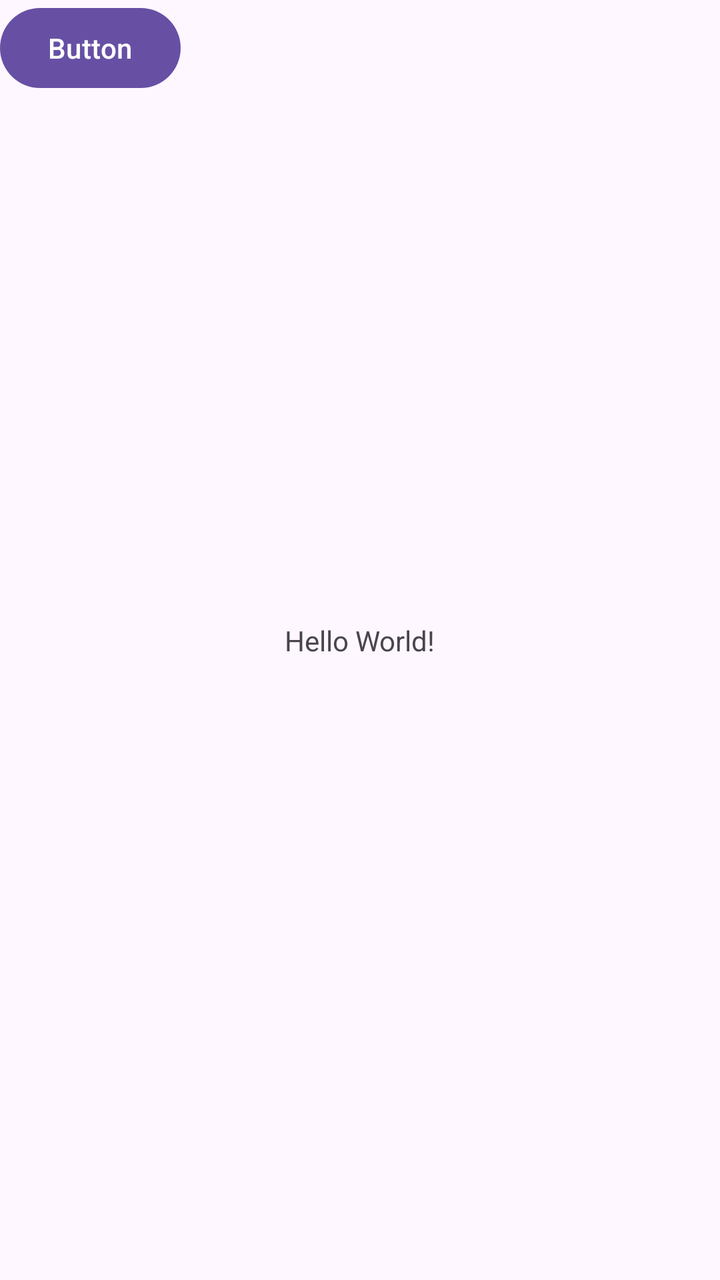
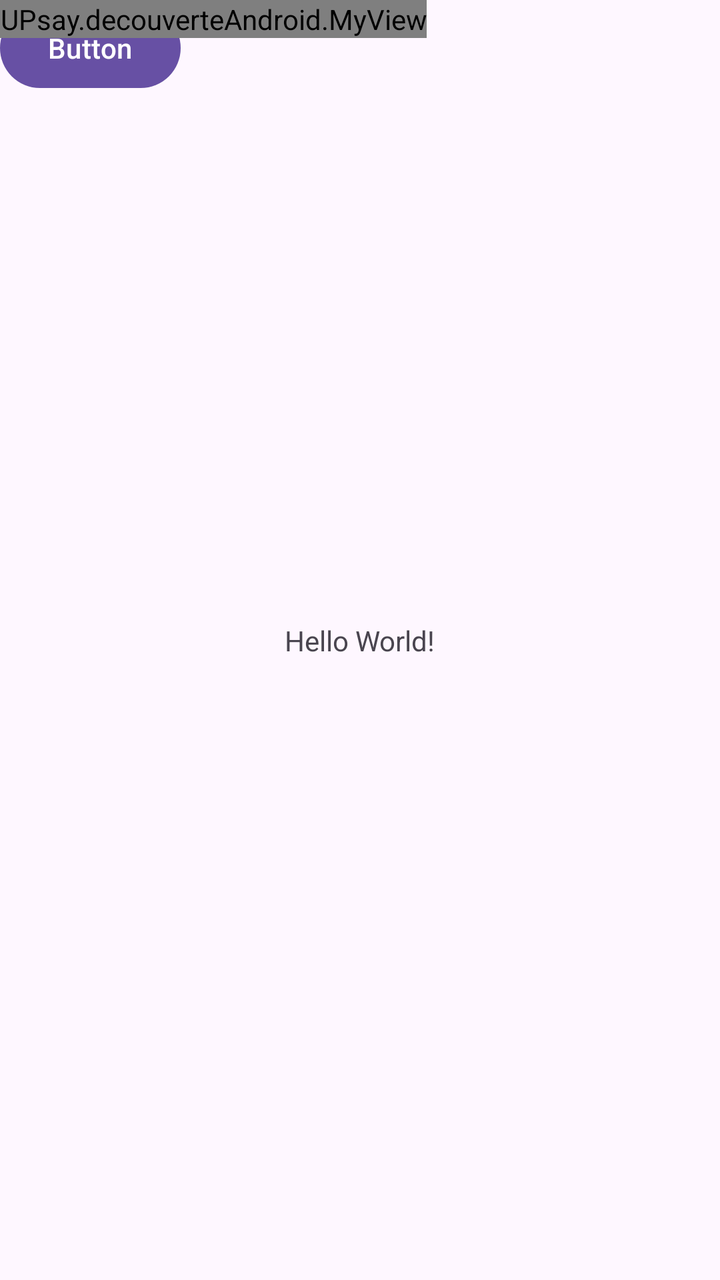

The first picture is an Android layout as it rendered before a commit; the second is the same layout after the commit. The layout source and the unified diff follow.
<!-- AndroidManifest.xml: application theme Theme.Application -->
<!-- res/layout/activity_main.xml -->
<?xml version="1.0" encoding="utf-8"?>
<androidx.constraintlayout.widget.ConstraintLayout xmlns:android="http://schemas.android.com/apk/res/android"
    xmlns:app="http://schemas.android.com/apk/res-auto"
    xmlns:tools="http://schemas.android.com/tools"
    android:id="@+id/main"
    android:layout_width="match_parent"
    android:layout_height="match_parent"
    tools:context=".MainActivity">

    <TextView
        android:id="@+id/monTexte"
        android:layout_width="wrap_content"
        android:layout_height="wrap_content"
        android:text="Hello World!"
        app:layout_constraintBottom_toBottomOf="parent"
        app:layout_constraintEnd_toEndOf="parent"
        app:layout_constraintStart_toStartOf="parent"
        app:layout_constraintTop_toTopOf="parent" />

    <Button
        android:id="@+id/button2"
        android:layout_width="wrap_content"
        android:layout_height="wrap_content"
        android:onClick="dessin"
        android:text="@string/button"
        tools:ignore="MissingConstraints"
        tools:layout_editor_absoluteX="159dp"
        tools:layout_editor_absoluteY="343dp" />

</androidx.constraintlayout.widget.ConstraintLayout>
<!-- resources referenced by this layout -->
<resources>
  <string name="button">Button</string>
  <style name="Theme.Application" parent="Base.Theme.Application" />
  <style name="Base.Theme.Application" parent="Theme.Material3.DayNight.NoActionBar">
          
          
      </style>
</resources>

<!-- the commit's change to res/layout/activity_main.xml (unified diff, before → after) -->
@@ -27,4 +27,11 @@
         tools:layout_editor_absoluteX="159dp"
         tools:layout_editor_absoluteY="343dp" />
 
+    <UPsay.decouverteAndroid.MyView
+        android:id="@+id/myView"
+        android:layout_width="wrap_content"
+        android:layout_height="wrap_content"
+        tools:layout_editor_absoluteX="0dp"
+        tools:layout_editor_absoluteY="0dp" />
+
 </androidx.constraintlayout.widget.ConstraintLayout>
